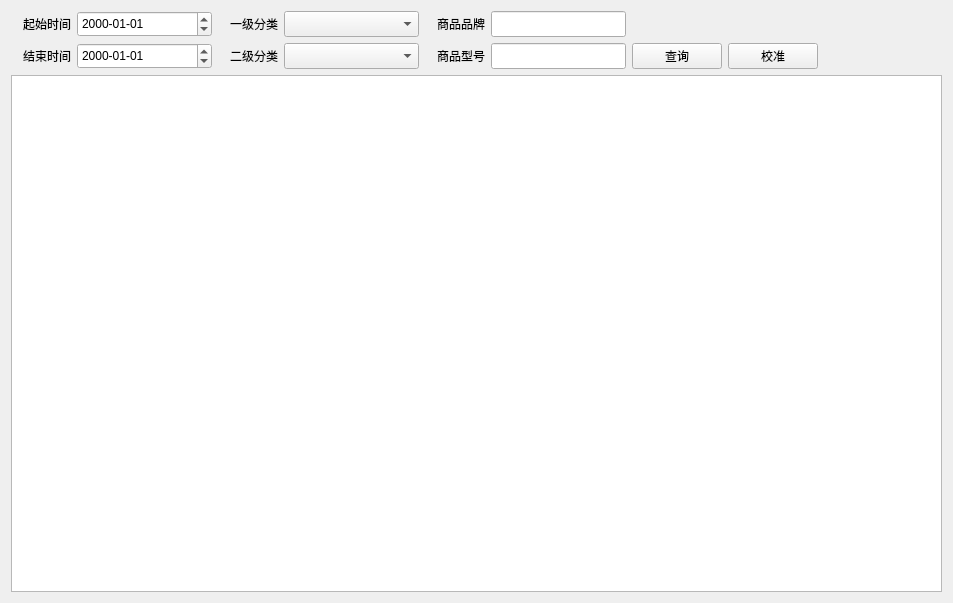
The window that View/stock/ui/ui_stock_calibration.ui (zgj0607/Py-store) describes before a commit, drawn with Qt 5.
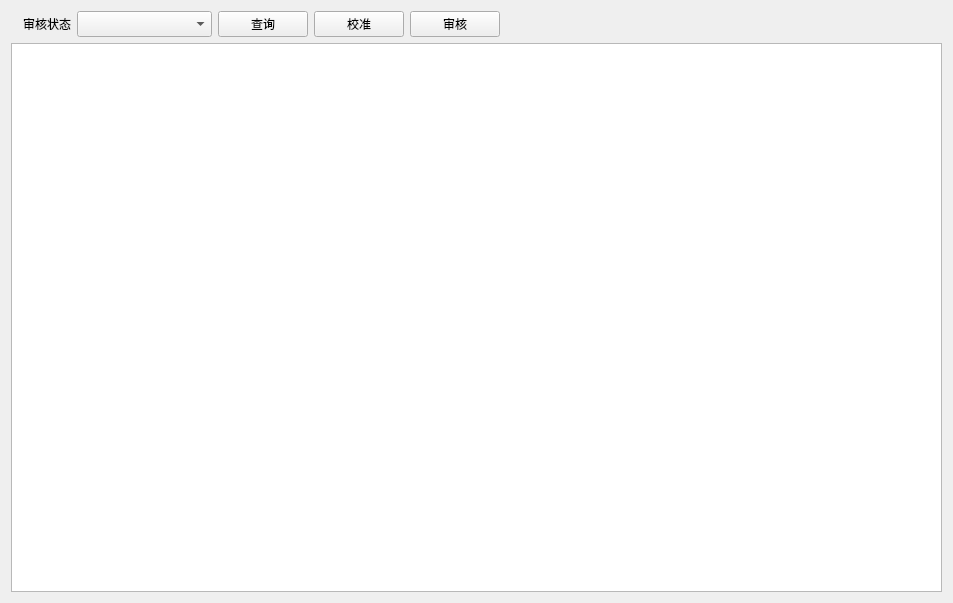
The same window after the commit.

Diff of the .ui file:
```diff
--- a/View/stock/ui/ui_stock_calibration.ui
+++ b/View/stock/ui/ui_stock_calibration.ui
@@ -16,183 +16,8 @@
   <layout class="QVBoxLayout" name="verticalLayout">
    <item>
     <layout class="QVBoxLayout" name="verticalLayout_2">
-     <item>
-      <layout class="QHBoxLayout" name="horizontalLayout">
-       <item>
-        <widget class="QLabel" name="label_6">
-         <property name="minimumSize">
-          <size>
-           <width>60</width>
-           <height>26</height>
-          </size>
-         </property>
-         <property name="maximumSize">
-          <size>
-           <width>60</width>
-           <height>26</height>
-          </size>
-         </property>
-         <property name="text">
-          <string>起始时间</string>
-         </property>
-         <property name="alignment">
-          <set>Qt::AlignRight|Qt::AlignTrailing|Qt::AlignVCenter</set>
-         </property>
-        </widget>
-       </item>
-       <item>
-        <widget class="QDateEdit" name="start_date">
-         <property name="minimumSize">
-          <size>
-           <width>135</width>
-           <height>26</height>
-          </size>
-         </property>
-         <property name="maximumSize">
-          <size>
-           <width>135</width>
-           <height>26</height>
-          </size>
-         </property>
-         <property name="displayFormat">
-          <string>yyyy-MM-dd</string>
-         </property>
-        </widget>
-       </item>
-       <item>
-        <widget class="QLabel" name="label_4">
-         <property name="minimumSize">
-          <size>
-           <width>60</width>
-           <height>26</height>
-          </size>
-         </property>
-         <property name="maximumSize">
-          <size>
-           <width>60</width>
-           <height>26</height>
-          </size>
-         </property>
-         <property name="text">
-          <string>一级分类</string>
-         </property>
-         <property name="alignment">
-          <set>Qt::AlignRight|Qt::AlignTrailing|Qt::AlignVCenter</set>
-         </property>
-        </widget>
-       </item>
-       <item>
-        <widget class="QComboBox" name="first_srv_combo">
-         <property name="minimumSize">
-          <size>
-           <width>135</width>
-           <height>26</height>
-          </size>
-         </property>
-         <property name="maximumSize">
-          <size>
-           <width>135</width>
-           <height>26</height>
-          </size>
-         </property>
-        </widget>
-       </item>
-       <item>
-        <widget class="QLabel" name="label_2">
-         <property name="minimumSize">
-          <size>
-           <width>60</width>
-           <height>26</height>
-          </size>
-         </property>
-         <property name="maximumSize">
-          <size>
-           <width>60</width>
-           <height>26</height>
-          </size>
-         </property>
-         <property name="text">
-          <string>商品品牌</string>
-         </property>
-         <property name="alignment">
-          <set>Qt::AlignRight|Qt::AlignTrailing|Qt::AlignVCenter</set>
-         </property>
-        </widget>
-       </item>
-       <item>
-        <widget class="QLineEdit" name="brand">
-         <property name="minimumSize">
-          <size>
-           <width>135</width>
-           <height>0</height>
-          </size>
-         </property>
-         <property name="maximumSize">
-          <size>
-           <width>135</width>
-           <height>26</height>
-          </size>
-         </property>
-        </widget>
-       </item>
-       <item>
-        <spacer name="horizontalSpacer">
-         <property name="orientation">
-          <enum>Qt::Horizontal</enum>
-         </property>
-         <property name="sizeHint" stdset="0">
-          <size>
-           <width>40</width>
-           <height>20</height>
-          </size>
-         </property>
-        </spacer>
-       </item>
-      </layout>
-     </item>
      <item>
       <layout class="QHBoxLayout" name="horizontalLayout_2">
-       <item>
-        <widget class="QLabel" name="label_5">
-         <property name="minimumSize">
-          <size>
-           <width>60</width>
-           <height>26</height>
-          </size>
-         </property>
-         <property name="maximumSize">
-          <size>
-           <width>60</width>
-           <height>26</height>
-          </size>
-         </property>
-         <property name="text">
-          <string>结束时间</string>
-         </property>
-         <property name="alignment">
-          <set>Qt::AlignRight|Qt::AlignTrailing|Qt::AlignVCenter</set>
-         </property>
-        </widget>
-       </item>
-       <item>
-        <widget class="QDateEdit" name="end_date">
-         <property name="minimumSize">
-          <size>
-           <width>135</width>
-           <height>26</height>
-          </size>
-         </property>
-         <property name="maximumSize">
-          <size>
-           <width>135</width>
-           <height>26</height>
-          </size>
-         </property>
-         <property name="displayFormat">
-          <string>yyyy-MM-dd</string>
-         </property>
-        </widget>
-       </item>
        <item>
         <widget class="QLabel" name="label_3">
          <property name="minimumSize">
@@ -208,7 +33,7 @@
           </size>
          </property>
          <property name="text">
-          <string>二级分类</string>
+          <string>审核状态</string>
          </property>
          <property name="alignment">
           <set>Qt::AlignRight|Qt::AlignTrailing|Qt::AlignVCenter</set>
@@ -231,44 +56,6 @@
          </property>
         </widget>
        </item>
-       <item>
-        <widget class="QLabel" name="label">
-         <property name="minimumSize">
-          <size>
-           <width>60</width>
-           <height>26</height>
-          </size>
-         </property>
-         <property name="maximumSize">
-          <size>
-           <width>60</width>
-           <height>26</height>
-          </size>
-         </property>
-         <property name="text">
-          <string>商品型号</string>
-         </property>
-         <property name="alignment">
-          <set>Qt::AlignRight|Qt::AlignTrailing|Qt::AlignVCenter</set>
-         </property>
-        </widget>
-       </item>
-       <item>
-        <widget class="QLineEdit" name="model">
-         <property name="minimumSize">
-          <size>
-           <width>135</width>
-           <height>0</height>
-          </size>
-         </property>
-         <property name="maximumSize">
-          <size>
-           <width>135</width>
-           <height>26</height>
-          </size>
-         </property>
-        </widget>
-       </item>
        <item>
         <widget class="QPushButton" name="seachButton">
          <property name="minimumSize">
@@ -307,6 +94,25 @@
          </property>
         </widget>
        </item>
+       <item>
+        <widget class="QPushButton" name="pushButton">
+         <property name="minimumSize">
+          <size>
+           <width>90</width>
+           <height>26</height>
+          </size>
+         </property>
+         <property name="maximumSize">
+          <size>
+           <width>90</width>
+           <height>26</height>
+          </size>
+         </property>
+         <property name="text">
+          <string>审核</string>
+         </property>
+        </widget>
+       </item>
        <item>
         <spacer name="horizontalSpacer_2">
          <property name="orientation">
```
